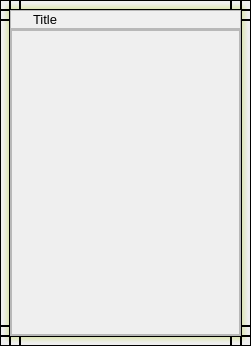
Qt form src/SwGui/SwDockWidget_DockWidget.ui (Shuko83/CFmake) before a commit.
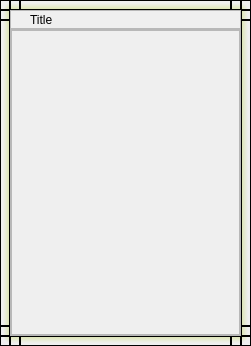
The same form after that commit. Icons and pictures are not drawn.

What changed in the file:
```diff
--- a/src/SwGui/SwDockWidget_DockWidget.ui
+++ b/src/SwGui/SwDockWidget_DockWidget.ui
@@ -290,13 +290,13 @@
        <number>6</number>
       </property>
       <property name="leftMargin">
-       <number>9</number>
+       <number>6</number>
       </property>
       <property name="topMargin">
        <number>0</number>
       </property>
       <property name="rightMargin">
-       <number>0</number>
+       <number>6</number>
       </property>
       <property name="bottomMargin">
        <number>0</number>
@@ -322,12 +322,6 @@
           <height>0</height>
          </size>
         </property>
-        <property name="font">
-         <font>
-          <family>Segoe UI</family>
-          <pointsize>10</pointsize>
-         </font>
-        </property>
         <property name="text">
          <string>Title</string>
         </property>
@@ -361,7 +355,7 @@
       <item>
        <layout class="QHBoxLayout" name="optionLayout">
         <property name="spacing">
-         <number>0</number>
+         <number>9</number>
         </property>
         <item>
          <widget class="QPushButton" name="outToolBarBtn">
@@ -395,14 +389,14 @@
          <widget class="QPushButton" name="PB_Close">
           <property name="minimumSize">
            <size>
-            <width>20</width>
-            <height>20</height>
+            <width>0</width>
+            <height>0</height>
            </size>
           </property>
           <property name="maximumSize">
            <size>
-            <width>20</width>
-            <height>20</height>
+            <width>16777215</width>
+            <height>16777215</height>
            </size>
           </property>
           <property name="styleSheet">
```
Left out of the diff: 12 changed lines with no effect on the pictures.
